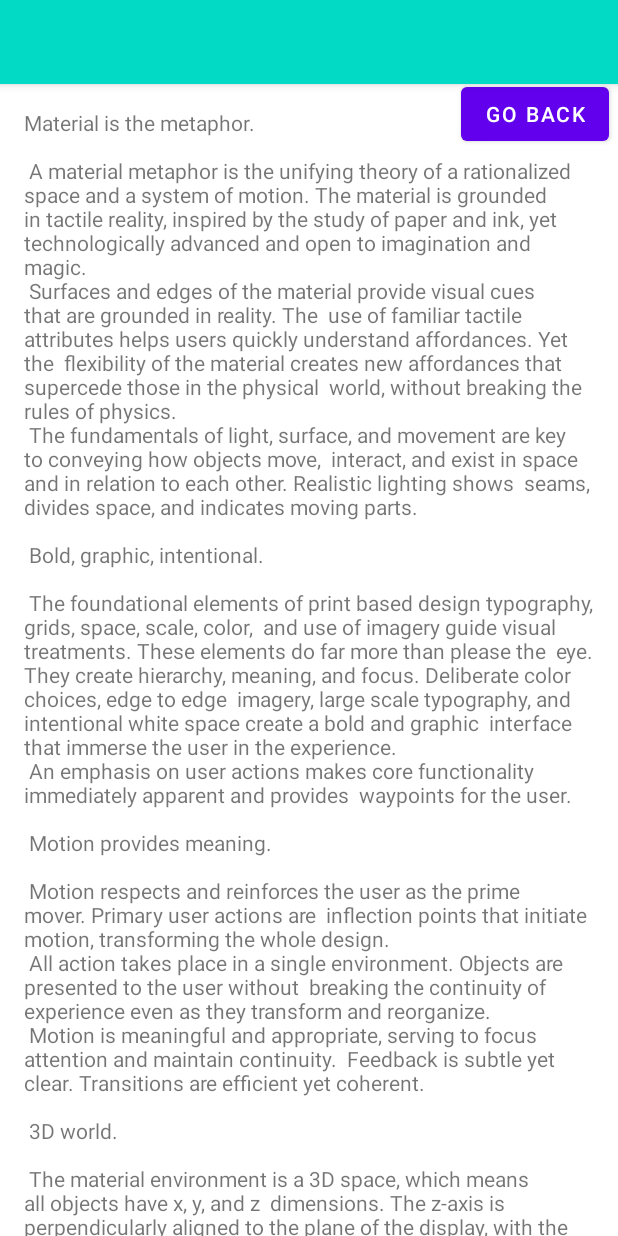
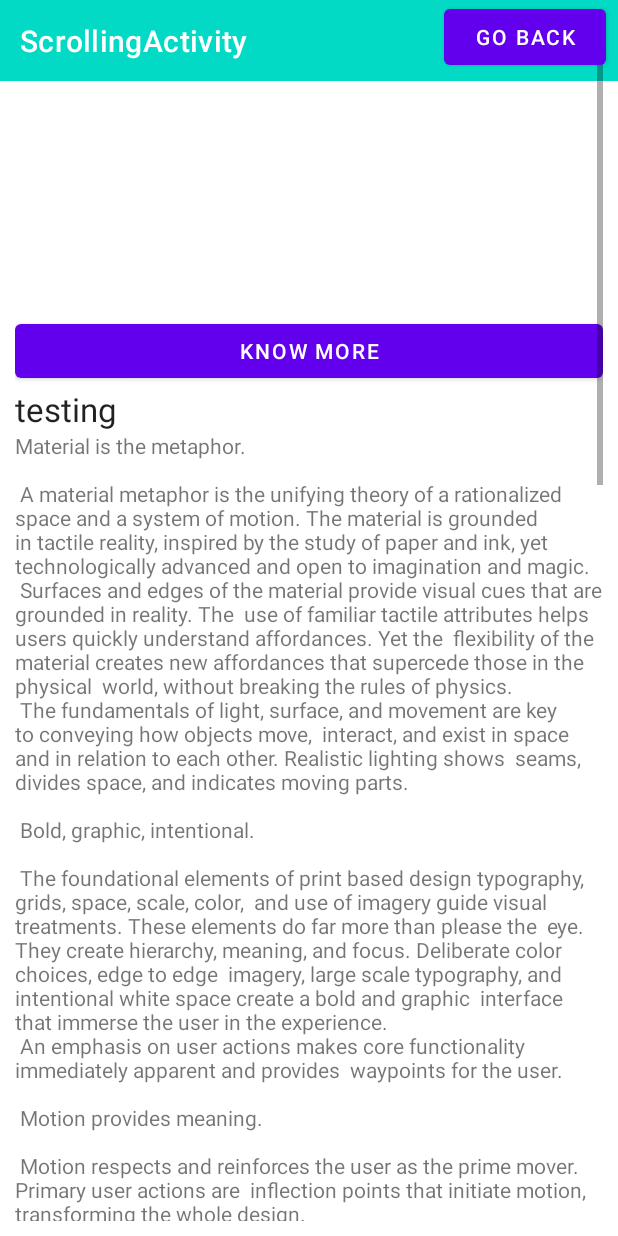
Before and after one commit to embron/LookingGlass, an Android app: the HistorytabActivity screen opened directly, with no data from a screen before it, on a phone screen of 412 x 824 dp. Run offline under Robolectric (Android 15) with nearby library versions, the light colour scheme and no system bars.

Commit message:
Fixed the history tab layout issue

```diff
--- a/app/src/main/java/com/example/lookingglass/HistorytabActivity.java
+++ b/app/src/main/java/com/example/lookingglass/HistorytabActivity.java
@@ -1,4 +1,5 @@
 package com.example.lookingglass;
+
 
 import android.os.Bundle;
 
@@ -26,8 +27,6 @@ public class HistorytabActivity extends AppCompatActivity {
 
         Toolbar toolbar = binding.toolbar;
         setSupportActionBar(toolbar);
-        CollapsingToolbarLayout toolBarLayout = binding.toolbarLayout;
-        toolBarLayout.setTitle(getTitle());
 
 
         findViewById(R.id.fab).setOnClickListener(new View.OnClickListener() {
--- a/app/src/main/res/layout/activity_historytab.xml
+++ b/app/src/main/res/layout/activity_historytab.xml
@@ -1,51 +1,84 @@
 <?xml version="1.0" encoding="utf-8"?>
-<androidx.coordinatorlayout.widget.CoordinatorLayout xmlns:android="http://schemas.android.com/apk/res/android"
+<androidx.constraintlayout.widget.ConstraintLayout xmlns:android="http://schemas.android.com/apk/res/android"
     xmlns:app="http://schemas.android.com/apk/res-auto"
     xmlns:tools="http://schemas.android.com/tools"
     android:layout_width="match_parent"
     android:layout_height="match_parent"
-    android:fitsSystemWindows="true"
     tools:context=".HistorytabActivity">
 
-    <com.google.android.material.appbar.AppBarLayout
-        android:id="@+id/app_bar"
-        android:layout_width="match_parent"
-        android:layout_height="wrap_content"
-        android:fitsSystemWindows="true"
-        android:theme="@style/Theme.LookingGlass.AppBarOverlay">
-
-        <com.google.android.material.appbar.CollapsingToolbarLayout
-            android:id="@+id/toolbar_layout"
-            android:layout_width="match_parent"
-            android:layout_height="56dp"
-            android:fitsSystemWindows="true"
-            app:contentScrim="?attr/colorPrimary"
-            app:layout_scrollFlags="scroll|exitUntilCollapsed"
-            app:toolbarId="@+id/toolbar">
+    <Button
+        android:id="@+id/fab"
+        android:layout_width="108dp"
+        android:layout_height="49dp"
+        android:layout_marginStart="180dp"
+        android:layout_marginEnd="8dp"
+        android:layout_marginBottom="384dp"
+        android:text="Go back"
+        app:layout_anchorGravity="bottom|end"
+        app:layout_constraintBottom_toBottomOf="parent"
+        app:layout_constraintEnd_toEndOf="parent"
+        app:layout_constraintHorizontal_bias="1.0"
+        app:layout_constraintStart_toStartOf="parent"
+        app:layout_constraintTop_toTopOf="parent"
+        app:layout_constraintVertical_bias="0.0" />
 
     <androidx.appcompat.widget.Toolbar
         android:id="@+id/toolbar"
-                android:layout_width="match_parent"
-                android:layout_height="?attr/actionBarSize"
+        android:layout_width="415dp"
+        android:layout_height="54dp"
         android:background="@color/teal_200"
+        android:minHeight="?attr/actionBarSize"
+        android:theme="?attr/actionBarTheme"
         app:layout_collapseMode="pin"
+        app:layout_constraintBottom_toTopOf="@+id/scrollView2"
+        app:layout_constraintEnd_toEndOf="parent"
         app:popupTheme="@style/Theme.LookingGlass.PopupOverlay" />
 
-        </com.google.android.material.appbar.CollapsingToolbarLayout>
-    </com.google.android.material.appbar.AppBarLayout>
+    <ScrollView
+        android:id="@+id/scrollView2"
+        android:layout_width="fill_parent"
+        android:layout_height="fill_parent"
+        android:fillViewport="false"
+        android:orientation="vertical"
+        android:padding="10dp"
+        app:layout_constraintBottom_toBottomOf="parent"
+        app:layout_constraintEnd_toEndOf="parent"
+        app:layout_constraintHorizontal_bias="1.0"
+        app:layout_constraintTop_toBottomOf="@+id/toolbar"
+        app:layout_constraintVertical_bias="0.0">
 
-    <include layout="@layout/content_scrolling" />
+        <LinearLayout
+            android:layout_width="match_parent"
+            android:layout_height="fill_parent"
+            android:orientation="vertical">
+
+            <ImageView
+                android:id="@+id/i1"
+                android:layout_width="wrap_content"
+                android:layout_height="200dp"
+                android:scaleType="centerCrop" />
 
             <Button
-        android:id="@+id/fab"
+                android:id="@+id/button"
+                android:layout_width="match_parent"
+                android:layout_height="wrap_content"
+                android:text="KNOW MORE" />
+
+            <TextView
+                android:id="@+id/textView"
                 android:layout_width="wrap_content"
                 android:layout_height="wrap_content"
-        android:layout_margin="@dimen/fab_margin"
-        android:text="@string/go_back"
-        android:translationX="10dp"
-        android:translationY="20dp"
-        app:layout_anchor="@id/app_bar"
-        app:layout_anchorGravity="bottom|end"
-        app:srcCompat="@android:drawable/ic_dialog_email" />
+                android:text="testing"
+                android:textAppearance="?android:attr/textAppearanceLarge" />
 
-</androidx.coordinatorlayout.widget.CoordinatorLayout>
+            <TextView
+                android:id="@+id/textView2"
+                android:layout_width="wrap_content"
+                android:layout_height="wrap_content"
+                android:text="@string/large_text"
+                android:textAppearance="?android:attr/textAppearanceSmall" />
+
+
+        </LinearLayout>
+    </ScrollView>
+</androidx.constraintlayout.widget.ConstraintLayout>
```
Lines whose indentation alone changed are shown as unchanged.
